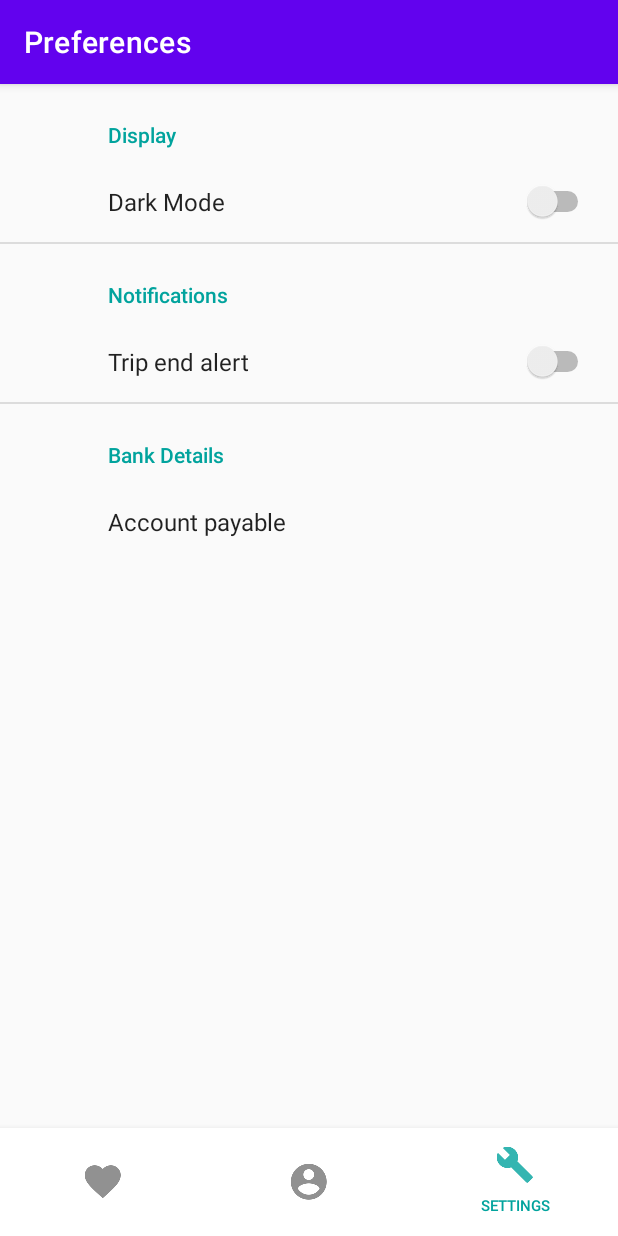
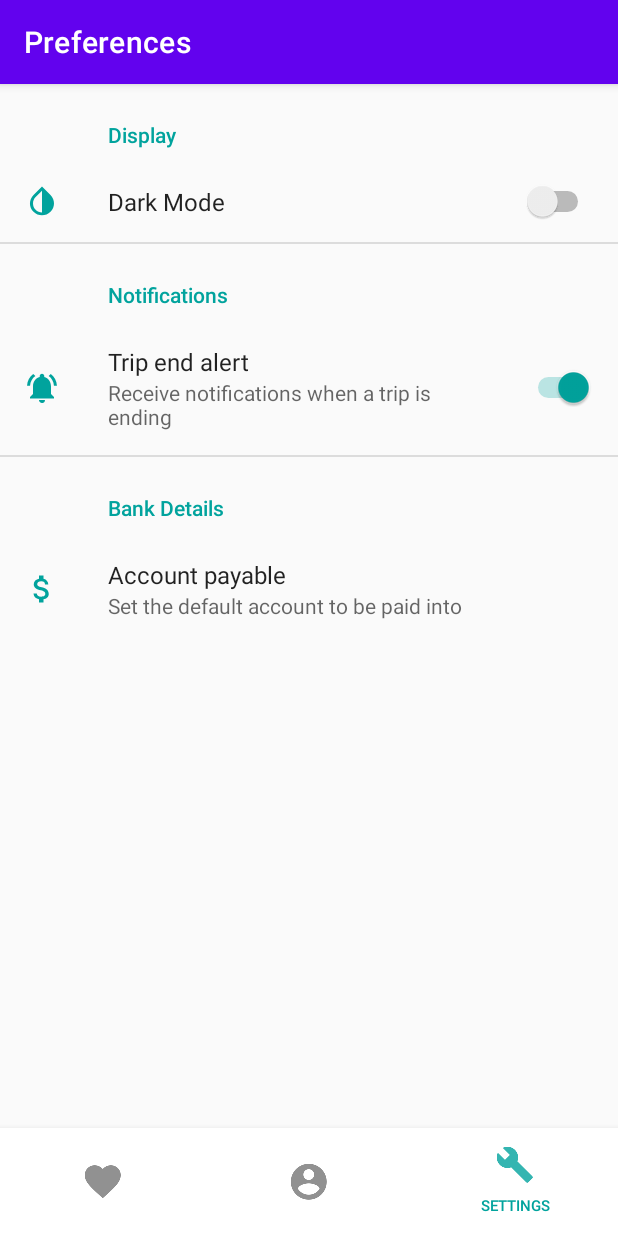
Before and after one commit to conor8147/trippr, an Android app: the fragment PreferencesFragment placed in its activity, item 3 of the bottom bar chosen, on a phone screen of 412 x 824 dp. Run offline under Robolectric (Android 15) with nearby library versions, the phone set to English and light mode, and no system bars; our stand-ins replace Room's generated code, androidx.preference.

Commit message:
added preference icons

```diff
--- a/app/src/main/java/com/con19/tripplanner/view/fragments/SettingsHomeFragment.kt
+++ b/app/src/main/java/com/con19/tripplanner/view/fragments/SettingsHomeFragment.kt
@@ -27,6 +27,7 @@ class SettingsHomeFragment : Fragment() {
     }
 }
 
+
 class PreferencesFragment: PreferenceFragmentCompat() {
     override fun onCreatePreferences(savedInstanceState: Bundle?, rootKey: String?) {
         addPreferencesFromResource(R.xml.preference_screen)
--- /dev/null
+++ b/app/src/main/res/drawable/ic_color.xml
@@ -0,0 +1,5 @@
+<vector android:height="24dp" android:tint="#01A39D"
+    android:viewportHeight="24.0" android:viewportWidth="24.0"
+    android:width="24dp" xmlns:android="http://schemas.android.com/apk/res/android">
+    <path android:fillColor="#FF000000" android:pathData="M17.66,7.93L12,2.27 6.34,7.93c-3.12,3.12 -3.12,8.19 0,11.31C7.9,20.8 9.95,21.58 12,21.58c2.05,0 4.1,-0.78 5.66,-2.34 3.12,-3.12 3.12,-8.19 0,-11.31zM12,19.59c-1.6,0 -3.11,-0.62 -4.24,-1.76C6.62,16.69 6,15.19 6,13.59s0.62,-3.11 1.76,-4.24L12,5.1v14.49z"/>
+</vector>
--- /dev/null
+++ b/app/src/main/res/drawable/ic_money.xml
@@ -0,0 +1,5 @@
+<vector android:height="24dp" android:tint="#01A39D"
+    android:viewportHeight="24.0" android:viewportWidth="24.0"
+    android:width="24dp" xmlns:android="http://schemas.android.com/apk/res/android">
+    <path android:fillColor="#FF000000" android:pathData="M11.8,10.9c-2.27,-0.59 -3,-1.2 -3,-2.15 0,-1.09 1.01,-1.85 2.7,-1.85 1.78,0 2.44,0.85 2.5,2.1h2.21c-0.07,-1.72 -1.12,-3.3 -3.21,-3.81V3h-3v2.16c-1.94,0.42 -3.5,1.68 -3.5,3.61 0,2.31 1.91,3.46 4.7,4.13 2.5,0.6 3,1.48 3,2.41 0,0.69 -0.49,1.79 -2.7,1.79 -2.06,0 -2.87,-0.92 -2.98,-2.1h-2.2c0.12,2.19 1.76,3.42 3.68,3.83V21h3v-2.15c1.95,-0.37 3.5,-1.5 3.5,-3.55 0,-2.84 -2.43,-3.81 -4.7,-4.4z"/>
+</vector>
--- /dev/null
+++ b/app/src/main/res/drawable/ic_notif.xml
@@ -0,0 +1,5 @@
+<vector android:height="24dp" android:tint="#01A39D"
+    android:viewportHeight="24.0" android:viewportWidth="24.0"
+    android:width="24dp" xmlns:android="http://schemas.android.com/apk/res/android">
+    <path android:fillColor="#FF000000" android:pathData="M7.58,4.08L6.15,2.65C3.75,4.48 2.17,7.3 2.03,10.5h2c0.15,-2.65 1.51,-4.97 3.55,-6.42zM19.97,10.5h2c-0.15,-3.2 -1.73,-6.02 -4.12,-7.85l-1.42,1.43c2.02,1.45 3.39,3.77 3.54,6.42zM18,11c0,-3.07 -1.64,-5.64 -4.5,-6.32L13.5,4c0,-0.83 -0.67,-1.5 -1.5,-1.5s-1.5,0.67 -1.5,1.5v0.68C7.63,5.36 6,7.92 6,11v5l-2,2v1h16v-1l-2,-2v-5zM12,22c0.14,0 0.27,-0.01 0.4,-0.04 0.65,-0.14 1.18,-0.58 1.44,-1.18 0.1,-0.24 0.15,-0.5 0.15,-0.78h-4c0.01,1.1 0.9,2 2.01,2z"/>
+</vector>
--- a/app/src/main/res/xml/preference_screen.xml
+++ b/app/src/main/res/xml/preference_screen.xml
@@ -3,8 +3,10 @@
 <PreferenceScreen xmlns:android="http://schemas.android.com/apk/res/android">
 
     <PreferenceCategory
+        android:layout_width="match_parent"
         android:title="Display">
         <SwitchPreference
+            android:icon="@drawable/ic_color"
             android:defaultValue="false"
             android:key="switch_preference_1"
             android:title="Dark Mode" />
@@ -12,22 +14,30 @@
     </PreferenceCategory>
 
     <PreferenceCategory
+        android:layout_width="match_parent"
+        android:layout_height="match_parent"
         android:title="Notifications">
         <SwitchPreference
-            android:defaultValue="false"
+            android:icon="@drawable/ic_notif"
+            android:defaultValue="true"
+            android:summary="Receive notifications when a trip is ending"
             android:key="switch_preference_1"
             android:title="Trip end alert" />
 
     </PreferenceCategory>
 
-    <PreferenceCategory
-        android:title="Bank Details">
+    <PreferenceCategory android:title="Bank Details">
         <EditTextPreference
-            android:defaultValue="Default value"
+            android:id="@+id/account"
+            android:icon="@drawable/ic_money"
+            android:defaultValue="Account Number"
+            android:inputType="number"
             android:key="edit_text_preference_1"
             android:selectAllOnFocus="true"
             android:singleLine="true"
-            android:title="Account payable" />
+            android:title="Account payable"
+            android:summary="Set the default account to be paid into"
+            android:dialogTitle="Set your account number"/>
 
     </PreferenceCategory>
 </PreferenceScreen>
--- a/build.gradle
+++ b/build.gradle
@@ -8,7 +8,7 @@ buildscript {
 
     }
     dependencies {
-        classpath 'com.android.tools.build:gradle:3.5.3'
+        classpath 'com.android.tools.build:gradle:3.6.0'
         classpath "org.jetbrains.kotlin:kotlin-gradle-plugin:$kotlin_version"
         // NOTE: Do not place your application dependencies here; they belong
         // in the individual module build.gradle files
```
Also changed, not shown: gradle/wrapper/gradle-wrapper.properties.
